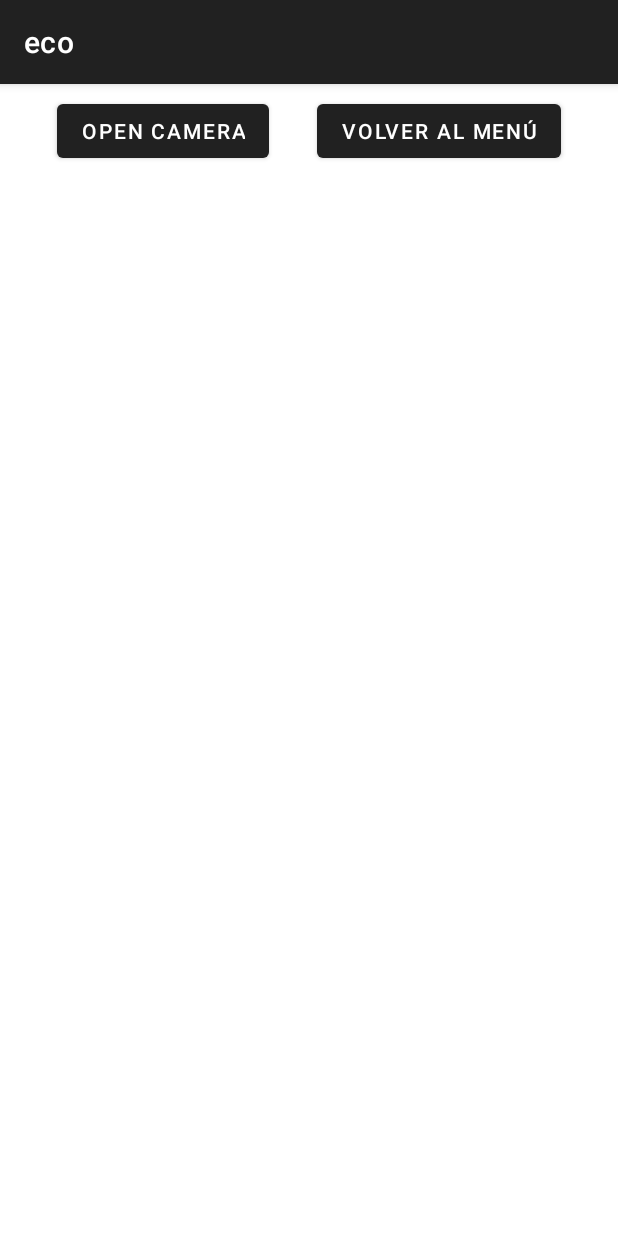
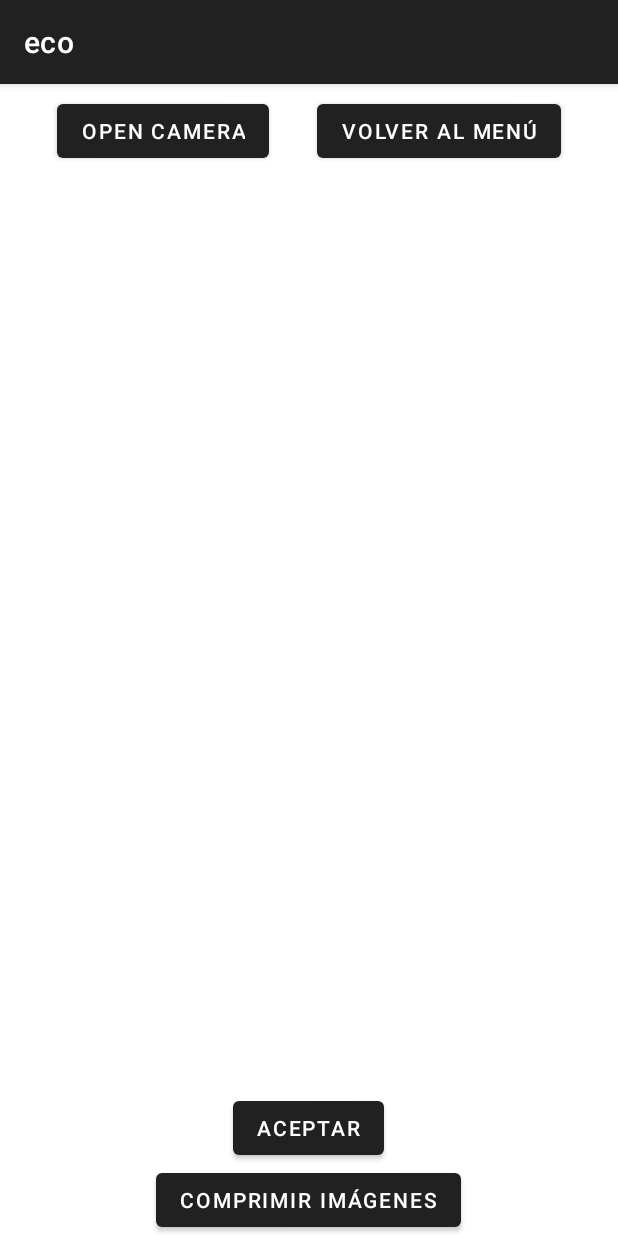
Before and after one commit to Sp00kyDucklyn/Ecology, an Android app: the FotografiaActivity screen opened directly, with no data from a screen before it, on a phone screen of 412 x 824 dp. Run offline under Robolectric (Android 15) with nearby library versions, the phone set to English and light mode, and no system bars.

Commit message:
Fotografia y Rar prueba
De nada

Co-Authored-By: froggo <95252663+Sp00kyDucklyn@users.noreply.github.com>

```diff
--- a/eco/app/src/main/AndroidManifest.xml
+++ b/eco/app/src/main/AndroidManifest.xml
@@ -2,7 +2,13 @@
 <manifest xmlns:android="http://schemas.android.com/apk/res/android"
     xmlns:tools="http://schemas.android.com/tools">
 
+
+    <uses-permission android:name="android.permission.CAMERA"/>
+    <uses-permission android:name="android.permission.WRITE_EXTERNAL_STORAGE"/>
+    <uses-permission android:name="android.permission.READ_EXTERNAL_STORAGE"/>
+
     <application
+
         android:allowBackup="true"
         android:dataExtractionRules="@xml/data_extraction_rules"
         android:fullBackupContent="@xml/backup_rules"
--- a/eco/app/src/main/res/layout/fotografia.xml
+++ b/eco/app/src/main/res/layout/fotografia.xml
@@ -37,6 +37,23 @@
     <ImageView
         android:id="@+id/imageView"
         android:layout_width="match_parent"
-        android:layout_height="match_parent"
+        android:layout_height="0dp"
+        android:layout_weight="1"
         android:layout_marginTop="16dp" />
+    <Button
+        android:id="@+id/btnAceptar"
+        android:layout_width="wrap_content"
+        android:layout_height="wrap_content"
+        android:text="Aceptar"
+        android:layout_gravity="center_horizontal"
+        android:layout_marginTop="16dp"
+        />
+    <Button
+        android:id="@+id/btnComprimir"
+        android:layout_width="wrap_content"
+        android:layout_height="wrap_content"
+        android:layout_gravity="center_horizontal"
+        android:text="Comprimir Imágenes" />
+
+
 </LinearLayout>
```
Also changed, not shown: eco/app/src/main/java/com/cursokotlin/eco/FotografiaActivity.kt (+130 -2 lines).
